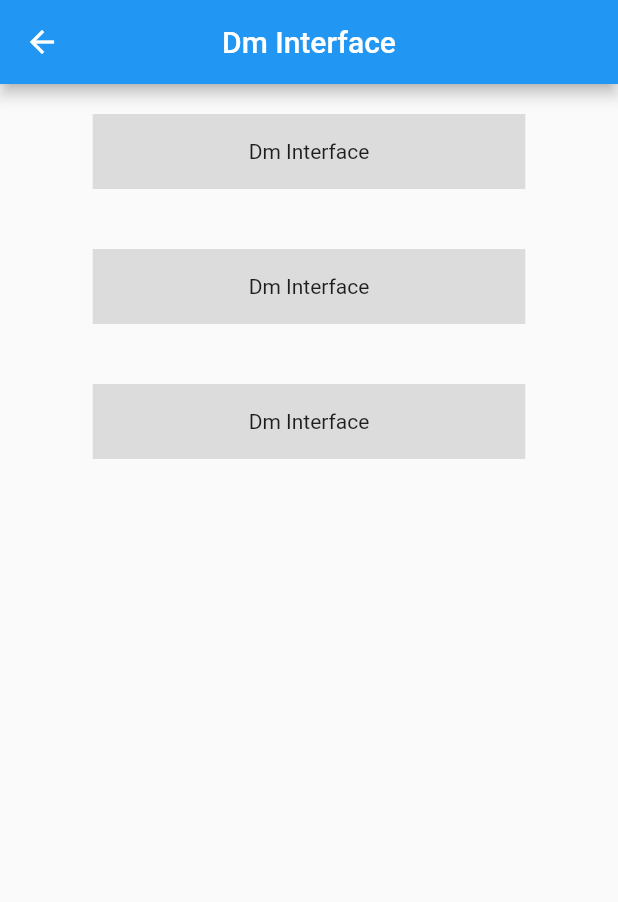
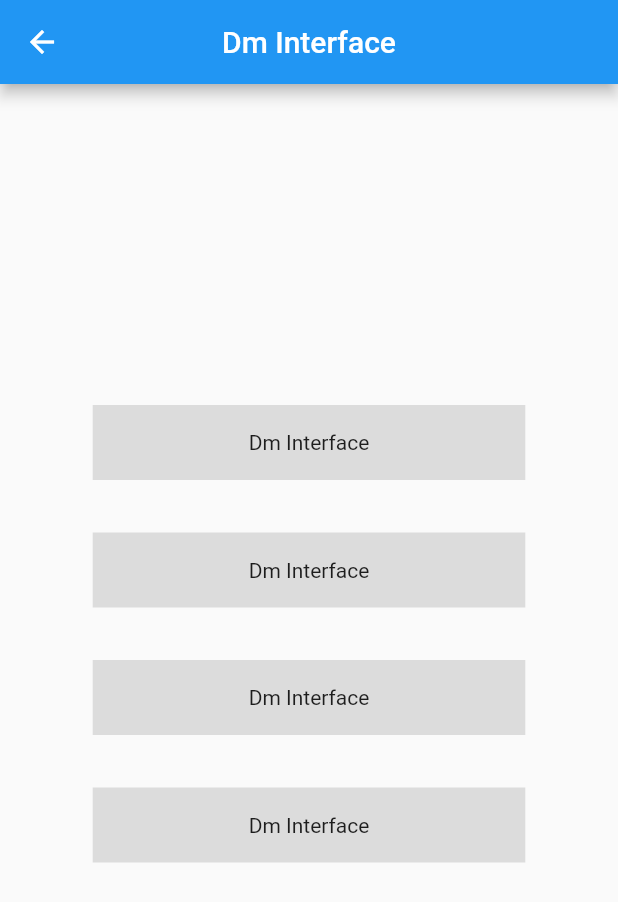
Before and after one commit to EtienneDuv/AppMobileJDR, a Flutter app: the DmInterface screen opened directly, on a phone screen of 412 x 824 dp. Shown: the top 902 px of the screen. Run offline on Flutter 3.47's test engine with Material 2 defaults, Android fonts, the phone set to English and light mode, and no system bars.

Commit message:
listView to Column

```diff
--- a/app_jdr/lib/screens/dmInterface/dmInterface.dart
+++ b/app_jdr/lib/screens/dmInterface/dmInterface.dart
@@ -7,36 +7,45 @@ class DmInterface extends StatelessWidget {
     return SafeArea(
         child: Scaffold(
             appBar: defaultAppBar('Dm Interface', [], context),
-            body: ListView(
+            body: Container(
+              child: Center(
+                child: Container(
+                  child: Column(
                     children: [
-                Center(
-                  child: Container(
+                      Expanded(child: SizedBox()),
+                      Container(
                         height: 50,
                         width: MediaQuery.of(context).size.width * 0.70,
                         color: Colors.black12,
-                    margin: EdgeInsets.symmetric(vertical: 20),
+                        margin: EdgeInsets.only(bottom: 35),
                         child: Center(child: Text("Dm Interface")),
                       ),
-                ),
-                Center(
-                  child: Container(
+                      Container(
                         height: 50,
                         width: MediaQuery.of(context).size.width * 0.70,
                         color: Colors.black12,
-                    margin: EdgeInsets.symmetric(vertical: 20),
+                        margin: EdgeInsets.only(bottom: 35),
                         child: Center(child: Text("Dm Interface")),
                       ),
-                ),
-                Center(
-                  child: Container(
+                      Container(
                         height: 50,
                         width: MediaQuery.of(context).size.width * 0.70,
                         color: Colors.black12,
-                    margin: EdgeInsets.symmetric(vertical: 20),
+                        margin: EdgeInsets.only(bottom: 35),
                         child: Center(child: Text("Dm Interface")),
                       ),
-                )
+                      Container(
+                        height: 50,
+                        width: MediaQuery.of(context).size.width * 0.70,
+                        color: Colors.black12,
+                        margin: EdgeInsets.only(bottom: 35),
+                        child: Center(child: Text("Dm Interface")),
+                      ),
+                      Expanded(child: SizedBox())
                     ],
+                  ),
+                ),
+              ),
             )));
   }
 }
```
Lines whose indentation alone changed are shown as unchanged.
